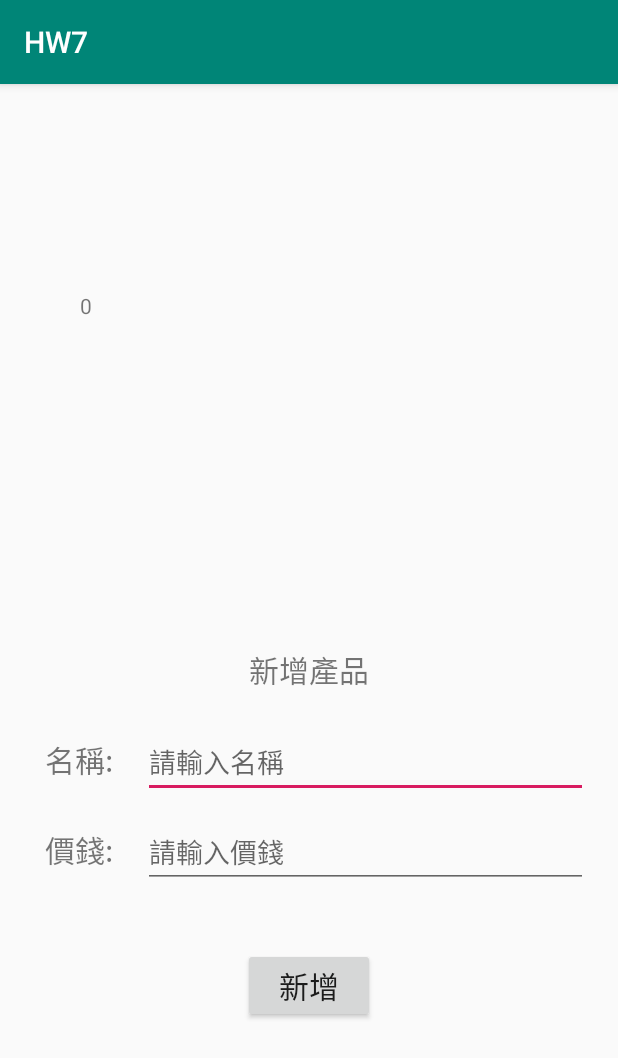
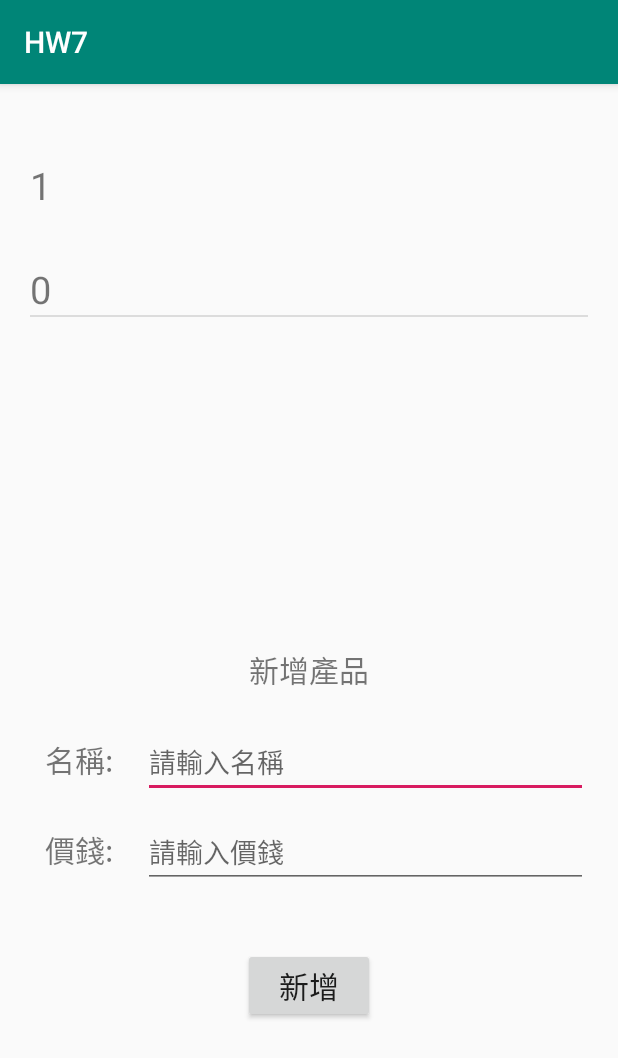
Before and after one commit to DerrickPikachu/HW7, an Android app: the screen it shows after launch (MainActivity), after a tap on "新增", on a phone screen of 412 x 824 dp. Shown: the top 1058 px of the screen. Run offline under Robolectric (Android 15) with nearby library versions, the phone set to English and light mode, and no system bars; 1 statement that could not run was skipped.

Commit message:
use listView to show the item

```diff
--- a/app/src/main/java/com/example/hw7/MainActivity.java
+++ b/app/src/main/java/com/example/hw7/MainActivity.java
@@ -2,10 +2,14 @@ package com.example.hw7;
 
 import androidx.appcompat.app.AppCompatActivity;
 
+import android.annotation.SuppressLint;
 import android.app.Activity;
 import android.content.Context;
 import android.os.Bundle;
 import android.view.View;
+import android.widget.LinearLayout;
+import android.widget.ListView;
+import android.widget.SimpleCursorAdapter;
 import android.widget.TextView;
 
 import java.lang.reflect.Array;
@@ -16,7 +20,7 @@ public class MainActivity extends AppCompatActivity implements View.OnClickListe
     private ProductDataBase productDb;
     private TextView nameTxv;
     private TextView priceTxv;
-    private TextView showTxv;
+    private ListView showList;
 
     @Override
     protected void onCreate(Bundle savedInstanceState) {
@@ -29,7 +33,7 @@ public class MainActivity extends AppCompatActivity implements View.OnClickListe
 
         nameTxv = findViewById(R.id.nameInputFeild);
         priceTxv = findViewById(R.id.priceInputFeild);
-        showTxv = findViewById(R.id.showData);
+        showList = findViewById(R.id.showData);
 
         show();
     }
@@ -44,17 +48,19 @@ public class MainActivity extends AppCompatActivity implements View.OnClickListe
     }
 
     private void show() {
-        ArrayList<String> name = new ArrayList<>();
-        ArrayList<Integer> price = new ArrayList<>();
-        String tem = "";
+//        ArrayList<String> name = new ArrayList<>();
+//        ArrayList<Integer> price = new ArrayList<>();
+//        String tem = "";
+        SimpleCursorAdapter adapter = productDb.getAllData();
+        showList.setAdapter(adapter);
 
-        productDb.getAllData(name, price);
+//        for (int i=0; i<name.size(); i++) {
+//            tem = tem + name.get(i) + " " + price.get(i).toString() + "\n";
+//        }
+//
+//        showTxv.setText(tem);
 
-        for (int i=0; i<name.size(); i++) {
-            tem = tem + name.get(i) + " " + price.get(i).toString() + "\n";
-        }
 
-        showTxv.setText(tem);
     }
 
 }
--- a/app/src/main/java/com/example/hw7/ProductDataBase.java
+++ b/app/src/main/java/com/example/hw7/ProductDataBase.java
@@ -4,6 +4,7 @@ import android.content.ContentValues;
 import android.content.Context;
 import android.database.Cursor;
 import android.database.sqlite.SQLiteDatabase;
+import android.widget.SimpleCursorAdapter;
 
 import androidx.appcompat.app.AppCompatActivity;
 
@@ -19,6 +20,9 @@ public class ProductDataBase {
     private SQLiteDatabase db;
     private static final String dbName = "Product";
     private static final String tableName = "Commodity";
+    private AppCompatActivity activity;
+
+    private final String[] FEILD = {"_id", "name", "price"};
 
     private final String CREATE_PRODUCT = "CREATE TABLE IF NOT EXISTS " + tableName +
                                             "(_id INTEGER PRIMARY KEY AUTOINCREMENT, " +
@@ -28,6 +32,7 @@ public class ProductDataBase {
     private final String SEARCH_ALL_DATA = "SELECT * FROM " + tableName;
 
     private ProductDataBase(AppCompatActivity activity) {
+        this.activity = activity;
         db = activity.openOrCreateDatabase(dbName, Context.MODE_PRIVATE, null);
         db.execSQL(CREATE_PRODUCT);
     }
@@ -47,15 +52,18 @@ public class ProductDataBase {
         db.insert(tableName, null, cv);
     }
 
-    public void getAllData(ArrayList<String> name, ArrayList<Integer> price) {
+    public SimpleCursorAdapter getAllData() {
+        int[] recourse = {R.id._id, R.id.name, R.id.price};
         Cursor cur = db.rawQuery(SEARCH_ALL_DATA, null);
+        SimpleCursorAdapter adapter = new SimpleCursorAdapter(activity, R.layout.list_entry, cur, FEILD, recourse, 0);
+        return adapter;
 
-        if (cur.moveToFirst()) {
-            while(!cur.isAfterLast()) {
-                name.add(cur.getString(1));
-                price.add(cur.getInt(2));
-                cur.moveToNext();
-            }
-        }
+//        if (cur.moveToFirst()) {
+//            while(!cur.isAfterLast()) {
+//                name.add(cur.getString(1));
+//                price.add(cur.getInt(2));
+//                cur.moveToNext();
+//            }
+//        }
     }
 }
--- a/app/src/main/res/layout/activity_main.xml
+++ b/app/src/main/res/layout/activity_main.xml
@@ -16,19 +16,19 @@
         app:layout_constraintStart_toStartOf="@+id/nameTxv"
         app:layout_constraintTop_toBottomOf="@+id/nameTxv" />
 
-<!--    <ListView-->
-<!--        android:id="@+id/showData"-->
-<!--        android:layout_width="0dp"-->
-<!--        android:layout_height="0dp"-->
-<!--        android:layout_marginStart="20dp"-->
-<!--        android:layout_marginTop="50dp"-->
-<!--        android:layout_marginEnd="20dp"-->
-<!--        android:layout_marginBottom="50dp"-->
-<!--        app:layout_constraintBottom_toTopOf="@+id/addNewHint"-->
-<!--        app:layout_constraintEnd_toEndOf="parent"-->
-<!--        app:layout_constraintHorizontal_bias="0.0"-->
-<!--        app:layout_constraintStart_toStartOf="parent"-->
-<!--        app:layout_constraintTop_toTopOf="parent" />-->
+    <ListView
+        android:id="@+id/showData"
+        android:layout_width="0dp"
+        android:layout_height="0dp"
+        android:layout_marginStart="20dp"
+        android:layout_marginTop="50dp"
+        android:layout_marginEnd="20dp"
+        android:layout_marginBottom="50dp"
+        app:layout_constraintBottom_toTopOf="@+id/addNewHint"
+        app:layout_constraintEnd_toEndOf="parent"
+        app:layout_constraintHorizontal_bias="0.0"
+        app:layout_constraintStart_toStartOf="parent"
+        app:layout_constraintTop_toTopOf="parent" />
 
     <EditText
         android:id="@+id/nameInputFeild"
@@ -90,14 +90,14 @@
         app:layout_constraintStart_toStartOf="parent"
         app:layout_constraintTop_toBottomOf="@+id/priceInputFeild" />
 
-    <TextView
-        android:id="@+id/showData"
-        android:layout_width="0dp"
-        android:layout_height="100dp"
-        android:layout_marginStart="50dp"
-        android:layout_marginEnd="50dp"
-        app:layout_constraintBottom_toTopOf="@+id/addNewHint"
-        app:layout_constraintEnd_toEndOf="parent"
-        app:layout_constraintStart_toStartOf="parent"
-        app:layout_constraintTop_toTopOf="parent" />
+<!--    <TextView-->
+<!--        android:id="@+id/showData"-->
+<!--        android:layout_width="0dp"-->
+<!--        android:layout_height="100dp"-->
+<!--        android:layout_marginStart="50dp"-->
+<!--        android:layout_marginEnd="50dp"-->
+<!--        app:layout_constraintBottom_toTopOf="@+id/addNewHint"-->
+<!--        app:layout_constraintEnd_toEndOf="parent"-->
+<!--        app:layout_constraintStart_toStartOf="parent"-->
+<!--        app:layout_constraintTop_toTopOf="parent" />-->
 </androidx.constraintlayout.widget.ConstraintLayout>
--- /dev/null
+++ b/app/src/main/res/layout/list_entry.xml
@@ -0,0 +1,31 @@
+<?xml version="1.0" encoding="utf-8"?>
+<LinearLayout xmlns:android="http://schemas.android.com/apk/res/android"
+    android:layout_width="match_parent"
+    android:layout_height="match_parent">
+
+    <LinearLayout
+        android:layout_width="match_parent"
+        android:layout_height="match_parent"
+        android:layout_weight="1"
+        android:orientation="vertical">
+
+        <TextView
+            android:id="@+id/_id"
+            android:layout_width="match_parent"
+            android:layout_height="wrap_content"
+            android:textSize="25sp" />
+
+        <TextView
+            android:id="@+id/name"
+            android:layout_width="match_parent"
+            android:layout_height="wrap_content"
+            android:textSize="25sp" />
+
+        <TextView
+            android:id="@+id/price"
+            android:layout_width="match_parent"
+            android:layout_height="wrap_content"
+            android:textSize="25sp" />
+    </LinearLayout>
+
+</LinearLayout>
```
